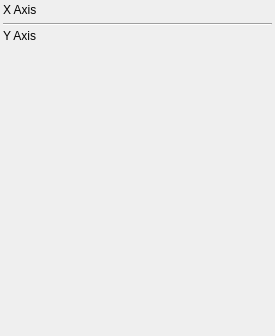
Above: code/plotms/GuiTabs/PlotMSAxesTab.ui from radio-astro/casa before the change. Below: the same form after it.
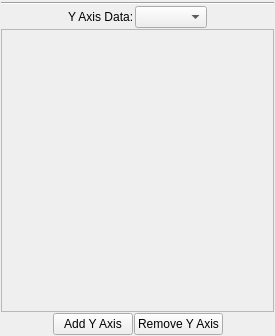
That is the form after the change.

What changed in the file:
```diff
--- a/code/plotms/GuiTabs/PlotMSAxesTab.ui
+++ b/code/plotms/GuiTabs/PlotMSAxesTab.ui
@@ -18,35 +18,16 @@
   <property name="windowTitle" >
    <string>PlotMS Axes Tab</string>
   </property>
-  <layout class="QVBoxLayout" >
-   <property name="spacing" >
-    <number>3</number>
+  <layout class="QVBoxLayout" name="verticalLayout">
+   <property name="spacing">
+    <number>1</number>
    </property>
-   <property name="leftMargin" >
-    <number>3</number>
+   <property name="margin">
+    <number>1</number>
    </property>
-   <property name="topMargin" >
-    <number>3</number>
-   </property>
-   <property name="rightMargin" >
-    <number>3</number>
-   </property>
-   <property name="bottomMargin" >
-    <number>3</number>
-   </property>
    <item>
-    <widget class="QLabel" name="xLabel" >
-     <property name="text" >
-      <string>X Axis</string>
-     </property>
-     <property name="textFormat" >
-      <enum>Qt::RichText</enum>
-     </property>
-    </widget>
-   </item>
-   <item>
-    <widget class="QFrame" name="xFrame" >
-     <property name="frameShape" >
+    <widget class="QFrame" name="xFrame">
+     <property name="frameShape">
       <enum>QFrame::NoFrame</enum>
      </property>
      <property name="frameShadow" >
@@ -55,44 +36,111 @@
     </widget>
    </item>
    <item>
-    <widget class="Line" name="line" >
-     <property name="orientation" >
+    <widget class="Line" name="line_2">
+     <property name="orientation">
       <enum>Qt::Horizontal</enum>
      </property>
     </widget>
    </item>
    <item>
-    <widget class="QLabel" name="yLabel" >
-     <property name="text" >
-      <string>Y Axis</string>
-     </property>
-     <property name="textFormat" >
-      <enum>Qt::RichText</enum>
-     </property>
-    </widget>
+    <layout class="QHBoxLayout" name="horizontalLayout_2">
+     <item>
+      <spacer name="horizontalSpacer_3">
+       <property name="orientation">
+        <enum>Qt::Horizontal</enum>
+       </property>
+       <property name="sizeHint" stdset="0">
+        <size>
+         <width>40</width>
+         <height>20</height>
+        </size>
+       </property>
+      </spacer>
+     </item>
+     <item>
+      <widget class="QLabel" name="yAxisLabel">
+       <property name="text">
+        <string>Y Axis Data:</string>
+       </property>
+      </widget>
+     </item>
+     <item>
+      <widget class="QComboBox" name="yAxisCombo"/>
+     </item>
+     <item>
+      <spacer name="horizontalSpacer_4">
+       <property name="orientation">
+        <enum>Qt::Horizontal</enum>
+       </property>
+       <property name="sizeHint" stdset="0">
+        <size>
+         <width>40</width>
+         <height>20</height>
+        </size>
+       </property>
+      </spacer>
+     </item>
+    </layout>
    </item>
    <item>
-    <widget class="QFrame" name="yFrame" >
-     <property name="frameShape" >
-      <enum>QFrame::NoFrame</enum>
+    <widget class="QFrame" name="yAxisFrame">
+     <property name="sizePolicy">
+      <sizepolicy hsizetype="Preferred" vsizetype="Expanding">
+       <horstretch>0</horstretch>
+       <verstretch>0</verstretch>
+      </sizepolicy>
      </property>
-     <property name="frameShadow" >
-      <enum>QFrame::Raised</enum>
+     <property name="frameShape">
+      <enum>QFrame::StyledPanel</enum>
      </property>
+     <property name="frameShadow">
+      <enum>QFrame::Sunken</enum>
+     </property>
     </widget>
    </item>
    <item>
-    <spacer>
-     <property name="orientation" >
-      <enum>Qt::Vertical</enum>
-     </property>
-     <property name="sizeHint" >
-      <size>
-       <width>171</width>
-       <height>261</height>
-      </size>
-     </property>
-    </spacer>
+    <layout class="QHBoxLayout" name="horizontalLayout">
+     <item>
+      <spacer name="horizontalSpacer">
+       <property name="orientation">
+        <enum>Qt::Horizontal</enum>
+       </property>
+       <property name="sizeHint" stdset="0">
+        <size>
+         <width>40</width>
+         <height>20</height>
+        </size>
+       </property>
+      </spacer>
+     </item>
+     <item>
+      <widget class="QPushButton" name="addYButton">
+       <property name="text">
+        <string>Add Y Axis</string>
+       </property>
+      </widget>
+     </item>
+     <item>
+      <widget class="QPushButton" name="removeYButton">
+       <property name="text">
+        <string>Remove Y Axis</string>
+       </property>
+      </widget>
+     </item>
+     <item>
+      <spacer name="horizontalSpacer_2">
+       <property name="orientation">
+        <enum>Qt::Horizontal</enum>
+       </property>
+       <property name="sizeHint" stdset="0">
+        <size>
+         <width>40</width>
+         <height>20</height>
+        </size>
+       </property>
+      </spacer>
+     </item>
+    </layout>
    </item>
   </layout>
  </widget>
```
Left out of the diff: 13 changed lines with no effect on the pictures.
